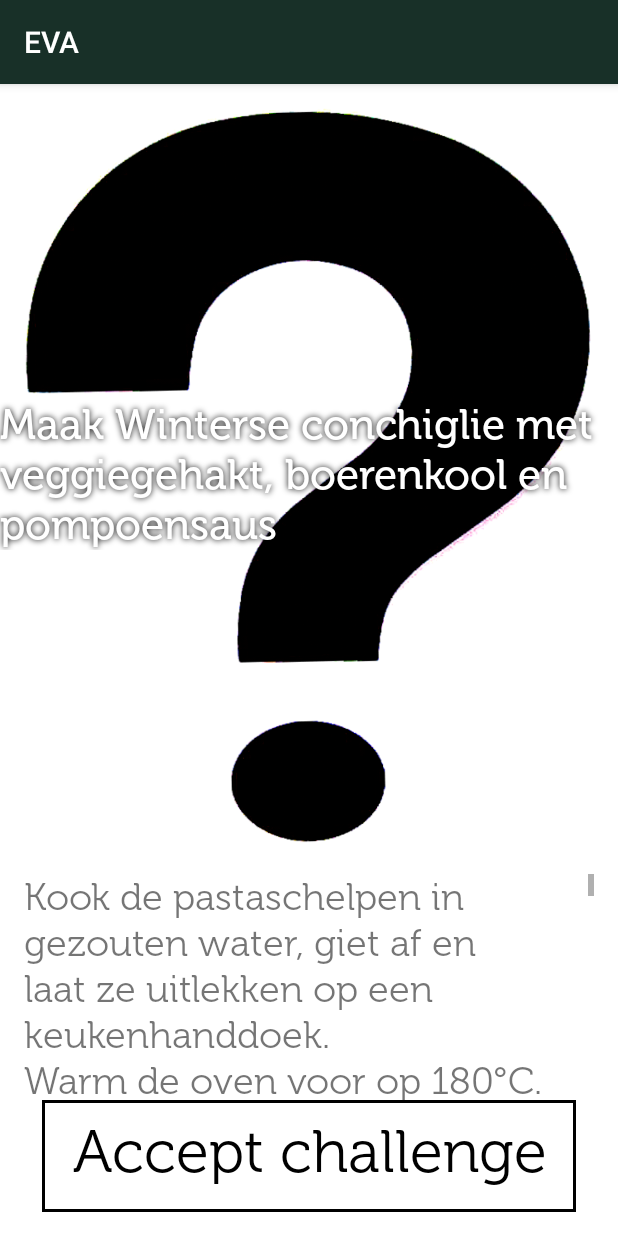
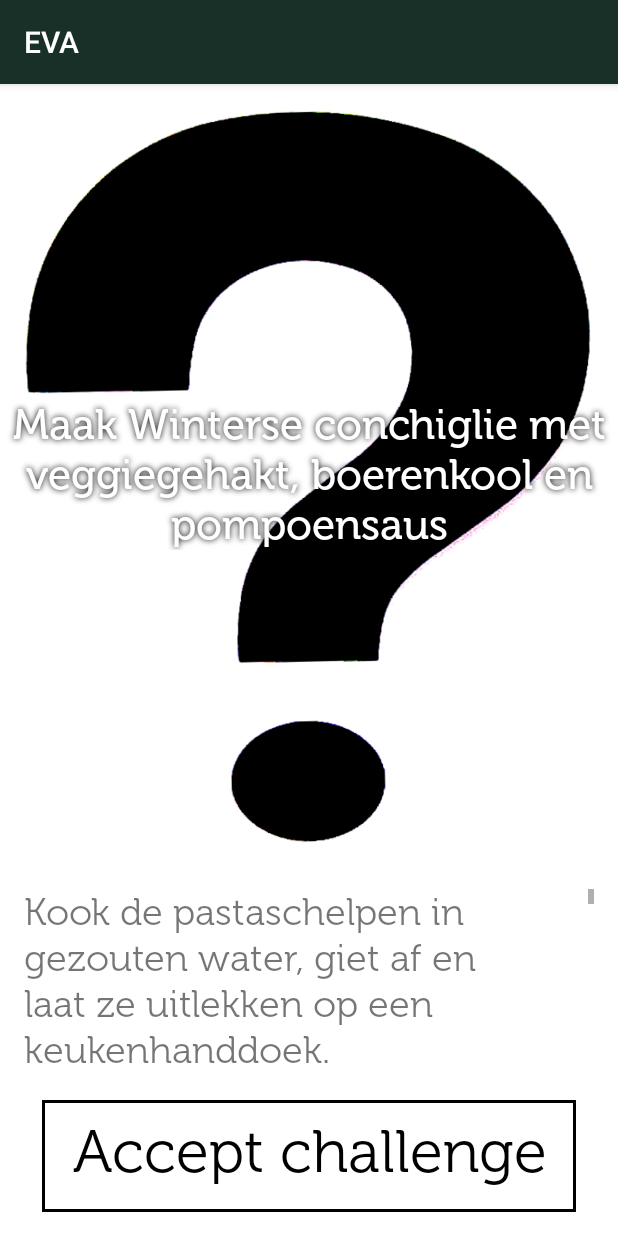
Before and after one commit to Nawsen/EVA-Project-Groep-15, an Android app: the NextChallengeActivity screen opened directly, with no data from a screen before it, after a tap on "Maak Winterse conchiglie met veggiegehak", on a phone screen of 412 x 824 dp. Run offline under Robolectric (Android 15) with nearby library versions, the phone set to English and light mode, and no system bars.

Commit message:
Small fixes

```diff
--- a/Android/app/src/main/java/hogent/group15/ui/ChallengeDetailsActivity.java
+++ b/Android/app/src/main/java/hogent/group15/ui/ChallengeDetailsActivity.java
@@ -25,6 +25,8 @@ public class ChallengeDetailsActivity extends AppCompatActivity {
         title = (TextView) findViewById(R.id.challenge_title);
         image = (ImageView) findViewById(R.id.challenge_image);
         longDescription = (TextView) findViewById(R.id.challenge_long_description);
+
+
         updateContents((Challenge) getIntent().getSerializableExtra("challenge"));
     }
 
--- a/Android/app/src/main/res/layout/activity_challenge_details.xml
+++ b/Android/app/src/main/res/layout/activity_challenge_details.xml
@@ -7,7 +7,7 @@
 
     <FrameLayout
         android:layout_width="match_parent" android:orientation="horizontal"
-        android:layout_height="wrap_content" android:layout_marginBottom="5dp">
+        android:layout_height="wrap_content" android:layout_marginBottom="15dp">
 
         <ImageView
             android:layout_width="match_parent" android:id="@+id/challenge_image" android:padding="-1dp"
@@ -16,12 +16,12 @@
         <hogent.group15.ui.controls.EvaMuseo500TextView
             android:layout_width="wrap_content" android:textSize="@dimen/h2_font_size"
             android:layout_height="wrap_content" android:id="@+id/challenge_title"
-            android:layout_gravity="center" style="@style/textViewWithBlackShadow"/>
-
+            android:layout_gravity="center" style="@style/textViewWithBlackShadow"
+            android:gravity="center"/>
     </FrameLayout>
 
     <ScrollView
-        android:layout_width="fill_parent" android:layout_weight="1"
+        android:layout_width="fill_parent" android:layout_weight="1" android:layout_marginBottom="15dp"
         android:layout_height="wrap_content"  android:paddingLeft="@dimen/activity_horizontal_margin"
         android:paddingRight="@dimen/activity_horizontal_margin">
         <hogent.group15.ui.controls.EvaMuseo300TextView
--- a/Android/app/src/main/res/layout/view_challenge.xml
+++ b/Android/app/src/main/res/layout/view_challenge.xml
@@ -19,9 +19,9 @@
         android:gravity="center"/>
 
     <hogent.group15.ui.controls.EvaMuseo300TextView
-        android:layout_width="wrap_content" android:layout_toRightOf="@+id/challenge_image"
+        android:layout_width="wrap_content"
         android:layout_height="wrap_content" android:text="@string/challenge_score_notification"
-        android:layout_marginRight="10dp" android:layout_alignTop="@+id/challenge_image"
+        android:layout_marginRight="10dp"
         android:id="@+id/challenge_score" style="@style/textViewWithBlackShadow"
         android:layout_gravity="top|right" android:textSize="18sp" android:layout_marginTop="10dp"/>
 </FrameLayout>
```
